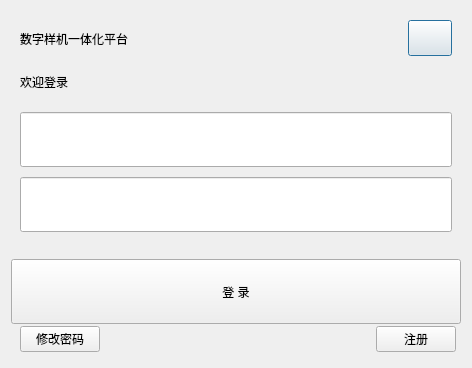
Above: digitalIntegration/LoginDialog.ui from jiaqingguo/DI before the change. Below: the same form after it.
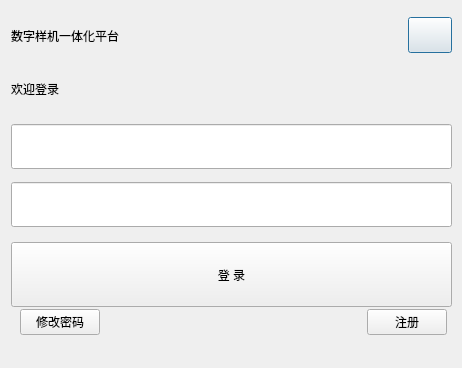
That is the form after the change.

```diff
--- a/digitalIntegration/LoginDialog.ui
+++ b/digitalIntegration/LoginDialog.ui
@@ -6,7 +6,7 @@
    <rect>
     <x>0</x>
     <y>0</y>
-    <width>472</width>
+    <width>462</width>
     <height>368</height>
    </rect>
   </property>
@@ -20,6 +20,9 @@
    <string>数字样机一体化平台</string>
   </property>
   <layout class="QGridLayout" name="gridLayout">
+   <property name="topMargin">
+    <number>0</number>
+   </property>
    <item row="0" column="0">
     <widget class="QStackedWidget" name="stackedWidget">
      <property name="minimumSize">
@@ -38,18 +41,12 @@
       <number>0</number>
      </property>
      <widget class="QWidget" name="page">
-      <layout class="QGridLayout" name="gridLayout_2">
+      <layout class="QGridLayout" name="gridLayout_3">
        <property name="leftMargin">
         <number>0</number>
        </property>
        <property name="topMargin">
-        <number>0</number>
-       </property>
-       <property name="rightMargin">
-        <number>0</number>
-       </property>
-       <property name="bottomMargin">
-        <number>0</number>
+        <number>5</number>
        </property>
        <item row="0" column="0">
         <widget class="QWidget" name="widgetTitle" native="true">
@@ -66,9 +63,18 @@
           </size>
          </property>
          <layout class="QHBoxLayout" name="horizontalLayout_4">
+          <property name="spacing">
+           <number>0</number>
+          </property>
+          <property name="leftMargin">
+           <number>0</number>
+          </property>
           <property name="topMargin">
            <number>0</number>
           </property>
+          <property name="rightMargin">
+           <number>0</number>
+          </property>
           <property name="bottomMargin">
            <number>0</number>
           </property>
@@ -121,28 +127,20 @@
         </widget>
        </item>
        <item row="1" column="0">
-        <layout class="QVBoxLayout" name="verticalLayout_3">
-         <property name="spacing">
-          <number>20</number>
-         </property>
-         <property name="leftMargin">
-          <number>9</number>
-         </property>
+        <layout class="QGridLayout" name="gridLayout_2">
          <property name="topMargin">
-          <number>0</number>
-         </property>
-         <property name="rightMargin">
-          <number>9</number>
-         </property>
-         <property name="bottomMargin">
           <number>10</number>
          </property>
-         <item>
-          <layout class="QHBoxLayout" name="horizontalLayout_3">
-           <property name="leftMargin">
+         <property name="bottomMargin">
             <number>0</number>
            </property>
-           <item>
+         <property name="horizontalSpacing">
+          <number>6</number>
+         </property>
+         <property name="verticalSpacing">
+          <number>25</number>
+         </property>
+         <item row="0" column="0">
             <widget class="QLabel" name="lblUser">
              <property name="maximumSize">
               <size>
@@ -155,37 +153,35 @@
              </property>
             </widget>
            </item>
-           <item>
+         <item row="0" column="1">
             <spacer name="horizontalSpacer_5">
              <property name="orientation">
               <enum>Qt::Horizontal</enum>
              </property>
              <property name="sizeHint" stdset="0">
               <size>
-               <width>40</width>
+             <width>375</width>
                <height>20</height>
               </size>
              </property>
             </spacer>
            </item>
-          </layout>
-         </item>
-         <item>
+         <item row="1" column="0" colspan="2">
           <widget class="QLineEdit" name="leUser">
            <property name="minimumSize">
             <size>
              <width>0</width>
-             <height>55</height>
+             <height>45</height>
             </size>
            </property>
           </widget>
          </item>
-         <item>
+         <item row="2" column="0" colspan="2">
           <widget class="QLineEdit" name="lePassword">
            <property name="minimumSize">
             <size>
              <width>0</width>
-             <height>55</height>
+             <height>45</height>
             </size>
            </property>
           </widget>
```
Lines whose indentation alone changed are shown as unchanged.
